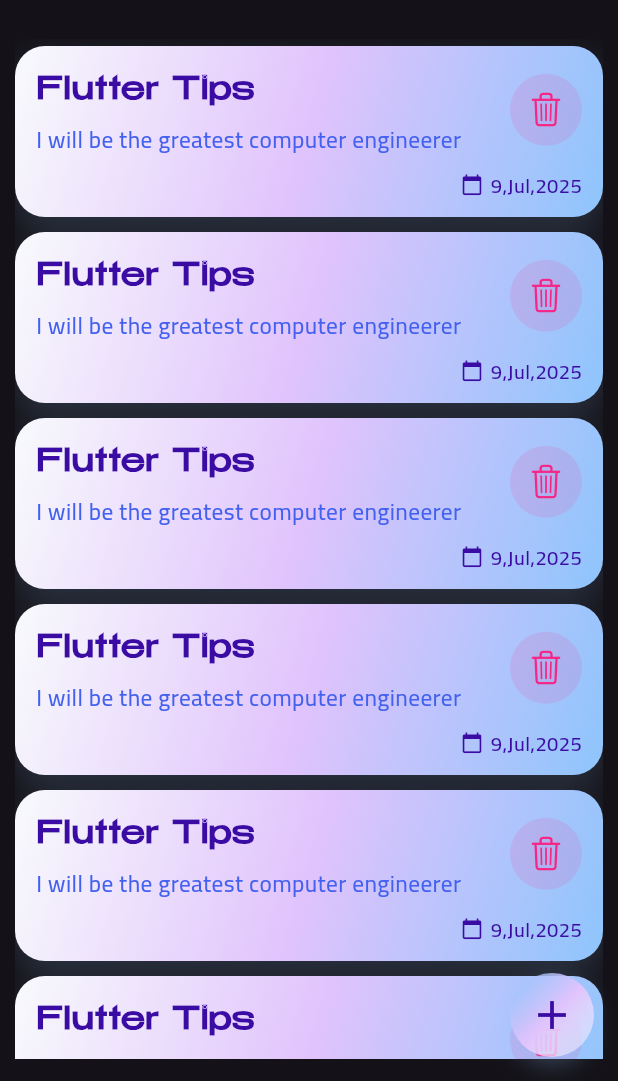
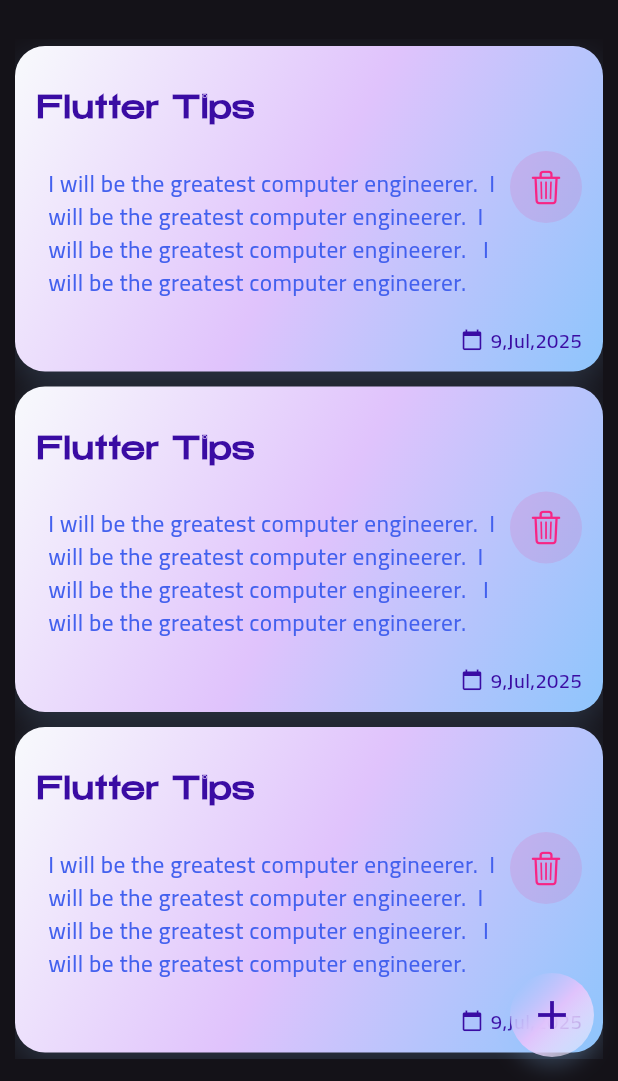
Before and after one commit to m7mdyasin/notes_app, a Flutter app: the screen it shows after launch, on a phone screen of 412 x 824 dp, the part 155-1236 px from its top. Run offline on Flutter 3.47's test engine with Material 3 defaults, Android fonts, the phone set to English and light mode, and no system bars; our stand-ins replace hive; accounts and stored records are empty.

Commit message:
create typeAdapter for note model

```diff
--- a/lib/views/widgets/note_card.dart
+++ b/lib/views/widgets/note_card.dart
@@ -48,7 +48,7 @@ class NoteCard extends StatelessWidget {
                         crossAxisAlignment: CrossAxisAlignment.start,
                         children: [
                           Padding(
-                            padding: const EdgeInsets.only(top: 2),
+                            padding: const EdgeInsets.only(top: 15),
                             child: Text(
                               'Flutter Tips',
                               style: TextStyle(
@@ -60,14 +60,17 @@ class NoteCard extends StatelessWidget {
                               ),
                             ),
                           ),
-                          SizedBox(height: 7),
-                          Text(
-                            'I will be the greatest computer engineerer',
-                            style: TextStyle(
-                              fontFamily: 'Cairo',
-                              fontSize: 15.5,
-                              color: Color(0xFF4361ee),
-                              fontWeight: FontWeight.w500,
+                          SizedBox(height: 15),
+                          Padding(
+                            padding: const EdgeInsets.all(8.0),
+                            child: Text(
+                              'I will be the greatest computer engineerer.  I will be the greatest computer engineerer.  I will be the greatest computer engineerer.   I will be the greatest computer engineerer. ',
+                              style: TextStyle(
+                                fontFamily: 'Cairo',
+                                fontSize: 15.5,
+                                color: Color(0xFF4361ee),
+                                fontWeight: FontWeight.w500,
+                              ),
                             ),
                           ),
                         ],
--- a/pubspec.yaml
+++ b/pubspec.yaml
@@ -28,7 +28,6 @@ environment:
 # the latest version available on pub.dev. To see which dependencies have newer
 # versions available, run `flutter pub outdated`.
 dependencies:
-
   cupertino_icons: ^1.0.8
   flutter:
     sdk: flutter
@@ -39,9 +38,10 @@ dependencies:
 dev_dependencies:
   flutter_lints: ^5.0.0
   hive_generator: ^2.0.1
+  build_runner: ^2.4.13
   flutter_test:
     sdk: flutter
-  build_runner: ^2.4.13
+
 
 # For information on the generic Dart part of this file, see the
 # following page: https://dart.dev/tools/pub/pubspec
```
Also changed, not shown: lib/models/note_model.dart (+9 -1 lines), lib/models/note_model.g.dart (added), pubspec.lock, 1 other file.
